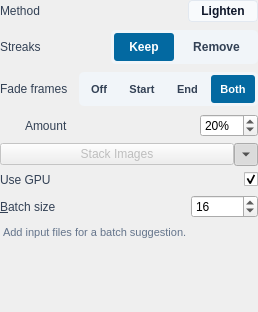
First picture: the form in src/startrails/ui/step_stack_images.ui, repository gkyle/startrails, before the edit.
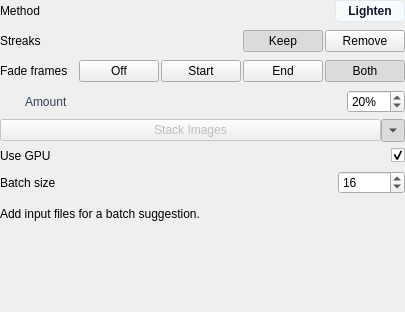
Second picture: the form after the edit. Custom widgets are drawn as their Qt base class.

```diff
--- a/src/startrails/ui/step_stack_images.ui
+++ b/src/startrails/ui/step_stack_images.ui
@@ -45,12 +45,6 @@
      </property>
      <item row="0" column="0">
       <widget class="QLabel" name="methodLabel">
-       <property name="styleSheet">
-        <string notr="true">QLabel#methodLabel {
-    color: #334155;
-    font-size: 12px;
-}</string>
-       </property>
        <property name="text">
         <string>Method</string>
        </property>
@@ -79,12 +73,6 @@
      </item>
      <item row="1" column="0">
       <widget class="QLabel" name="streaksLabel">
-       <property name="styleSheet">
-        <string notr="true">QLabel#streaksLabel {
-    color: #334155;
-    font-size: 12px;
-}</string>
-       </property>
        <property name="text">
         <string>Streaks</string>
        </property>
@@ -92,38 +80,6 @@
      </item>
      <item row="1" column="1" alignment="Qt::AlignmentFlag::AlignRight">
       <widget class="QFrame" name="stackStreaksContainer">
-       <property name="styleSheet">
-        <string notr="true">QFrame#stackStreaksContainer {
-    background-color: #f1f5f9;
-    border-radius: 5px;
-    padding: 2px;
-}
-QPushButton#stackStreaksKeep, QPushButton#stackStreaksRemove {
-    background-color: transparent;
-    color: #334155;
-    border: 2px solid transparent;
-    border-radius: 4px;
-    font-size: 12px;
-    font-weight: 500;
-    padding: 4px 14px;
-    min-height: 18px;
-}
-QPushButton#stackStreaksKeep:checked, QPushButton#stackStreaksRemove:checked {
-    background-color: #0369a1;
-    color: #ffffff;
-    font-weight: 600;
-}
-QPushButton#stackStreaksKeep:hover:!checked, QPushButton#stackStreaksRemove:hover:!checked {
-    background-color: #e2e8f0;
-    color: #0f172a;
-}
-QPushButton#stackStreaksRemove:disabled {
-    color: #94a3b8;
-    background-color: transparent;
-}
-QPushButton#stackStreaksKeep:focus:enabled, QPushButton#stackStreaksRemove:focus:enabled { border-color: #0f172a; }
-QPushButton#stackStreaksKeep:checked:focus:enabled, QPushButton#stackStreaksRemove:checked:focus:enabled { border-color: #ffffff; }</string>
-       </property>
        <layout class="QHBoxLayout" name="stackStreaksLayout">
         <property name="spacing">
          <number>2</number>
@@ -180,12 +136,6 @@
      </item>
      <item row="2" column="0">
       <widget class="QLabel" name="fadeLabel">
-       <property name="styleSheet">
-        <string notr="true">QLabel#fadeLabel {
-    color: #334155;
-    font-size: 12px;
-}</string>
-       </property>
        <property name="text">
         <string>Fade frames</string>
        </property>
@@ -193,34 +143,6 @@
      </item>
      <item row="2" column="1" alignment="Qt::AlignmentFlag::AlignRight">
       <widget class="QFrame" name="stackFadeContainer">
-       <property name="styleSheet">
-        <string notr="true">QFrame#stackFadeContainer {
-    background-color: #f1f5f9;
-    border-radius: 5px;
-    padding: 2px;
-}
-QPushButton#stackFadeOff, QPushButton#stackFadeStart, QPushButton#stackFadeEnd, QPushButton#stackFadeBoth {
-    background-color: transparent;
-    color: #334155;
-    border: 2px solid transparent;
-    border-radius: 4px;
-    font-size: 11px;
-    font-weight: 500;
-    padding: 4px 8px;
-    min-height: 18px;
-}
-QPushButton#stackFadeOff:checked, QPushButton#stackFadeStart:checked, QPushButton#stackFadeEnd:checked, QPushButton#stackFadeBoth:checked {
-    background-color: #0369a1;
-    color: #ffffff;
-    font-weight: 600;
-}
-QPushButton#stackFadeOff:hover:!checked, QPushButton#stackFadeStart:hover:!checked, QPushButton#stackFadeEnd:hover:!checked, QPushButton#stackFadeBoth:hover:!checked {
-    background-color: #e2e8f0;
-    color: #0f172a;
-}
-QPushButton#stackFadeOff:focus:enabled, QPushButton#stackFadeStart:focus:enabled, QPushButton#stackFadeEnd:focus:enabled, QPushButton#stackFadeBoth:focus:enabled { border-color: #0f172a; }
-QPushButton#stackFadeOff:checked:focus:enabled, QPushButton#stackFadeStart:checked:focus:enabled, QPushButton#stackFadeEnd:checked:focus:enabled, QPushButton#stackFadeBoth:checked:focus:enabled { border-color: #ffffff; }</string>
-       </property>
        <layout class="QHBoxLayout" name="stackFadeLayout">
         <property name="spacing">
          <number>2</number>
@@ -426,12 +348,6 @@
           <property name="cursor">
            <cursorShape>PointingHandCursor</cursorShape>
           </property>
-          <property name="styleSheet">
-           <string notr="true">QLabel#useGPULabel {
-    color: #334155;
-    font-size: 12px;
-}</string>
-          </property>
           <property name="text">
            <string>Use GPU</string>
           </property>
@@ -461,14 +377,8 @@
         </item>
         <item row="1" column="0">
          <widget class="QLabel" name="batchLabel">
-          <property name="styleSheet">
-           <string notr="true">QLabel#batchLabel {
-    color: #334155;
-    font-size: 12px;
-}</string>
-          </property>
           <property name="text">
-           <string>&amp;Batch size</string>
+           <string>Batch size</string>
           </property>
           <property name="buddy">
            <cstring>batchSize</cstring>
@@ -498,13 +408,6 @@
       </item>
       <item>
        <widget class="QLabel" name="memory">
-        <property name="styleSheet">
-         <string notr="true">QLabel#memory {
-    font-size: 11px;
-    color: #64748b;
-    padding-top: 2px;
-}</string>
-        </property>
         <property name="text">
          <string>Add input files for a batch suggestion.</string>
         </property>
```
